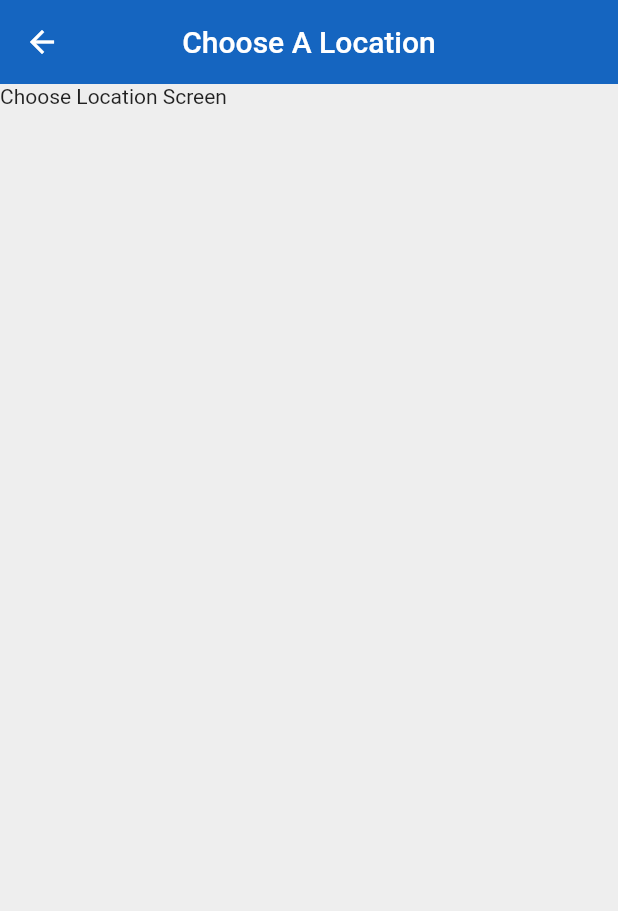
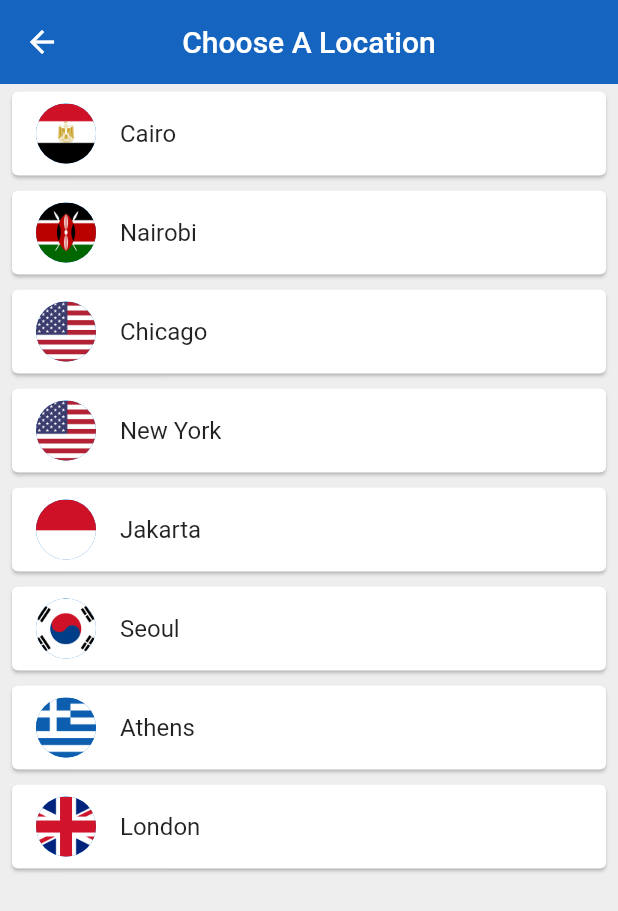
Before and after one commit to Zae21/world_time_flutter_app, a Flutter app: the screen it shows after launch, after a tap on "Edit Location", on a phone screen of 412 x 824 dp. Shown: the top 911 px of the screen. Run offline on Flutter 3.47's test engine with Material 2 defaults, Android fonts, the phone set to English and light mode, and no system bars; our stand-ins replace flutter_spinkit; network calls fail.

Commit message:
add new sections

```diff
--- a/lib/pages/choose-location.dart
+++ b/lib/pages/choose-location.dart
@@ -1,4 +1,5 @@
 import 'package:flutter/material.dart';
+import 'package:world_time_flutter_app/services/world-time.dart';
 
 class ChooseLocation extends StatefulWidget {
   @override
@@ -6,6 +7,28 @@ class ChooseLocation extends StatefulWidget {
 }
 
 class _ChooseLocationState extends State<ChooseLocation> {
+
+  List<WorldTime> locations = [
+    WorldTime(url: 'Africa/Cairo', location: 'Cairo', flag: 'egypt.png'),
+    WorldTime(url: 'Africa/Nairobi', location: 'Nairobi', flag: 'kenya.png'),
+    WorldTime(url: 'America/Chicago', location: 'Chicago', flag: 'usa.png'),
+    WorldTime(url: 'America/New_York', location: 'New York', flag: 'usa.png'),
+    WorldTime(url: 'Asia/Jakarta', location: 'Jakarta', flag: 'indonesia.png'),
+    WorldTime(url: 'Asia/Seoul', location: 'Seoul', flag: 'south_korea.png'),
+    WorldTime(url: 'Europe/Berlin', location: 'Athens', flag: 'greece.png'),
+    WorldTime(url: 'Europe/London', location: 'London', flag: 'uk.png'),
+  ];
+
+  void updateLocation (index) async {
+    WorldTime instance = locations[index];
+    await instance.loadTime();
+    Navigator.pop(context, {
+      'location': instance.location,
+      'flag': instance.flag,
+      'time': instance.time,
+      'isDayTime': instance.isDayTime,
+    });
+  }
 
   @override
   Widget build(BuildContext context) {
@@ -17,7 +40,25 @@ class _ChooseLocationState extends State<ChooseLocation> {
         centerTitle: true,
         elevation: 0,
       ),
-      body: Text('Choose Location Screen')
+      body: ListView.builder(
+          itemCount: locations.length,
+          itemBuilder: (contex,index){
+            return Padding(
+              padding: const EdgeInsets.symmetric(vertical: 1.0,horizontal: 4.0),
+              child: Card(
+                child: ListTile(
+                  onTap: (){
+                    updateLocation(index);
+                  },
+                  title: Text(locations[index].location),
+                  leading: CircleAvatar(
+                    backgroundImage: AssetImage('assets/${locations[index].flag}'),
+                  ),
+                ),
+              ),
+            );
+          }
+      )
     );
   }
 }
--- a/lib/pages/home.dart
+++ b/lib/pages/home.dart
@@ -12,20 +12,44 @@ class _HomeState extends State<Home> {
   @override
   Widget build(BuildContext context) {
 
-    data = ModalRoute.of(context).settings.arguments;
+    data = data.isNotEmpty ? data : ModalRoute.of(context).settings.arguments;
+
+    String bgImg = data['isDayTime'] ? 'day.png' : 'night.png';
+    Color bgColor = data['isDayTime'] ? Colors.blue : Colors.indigo[700];
 
     return Scaffold(
+      backgroundColor: bgColor,
       body:SafeArea(
+        child: Container(
+          decoration: BoxDecoration(
+            image: DecorationImage(
+              image: AssetImage('assets/$bgImg')
+            )
+          ),
           child: Padding(
             padding: const EdgeInsets.fromLTRB(0,120,0,0),
             child: Column(
               children: <Widget> [
                 FlatButton.icon(
-                onPressed: () => {
-                  Navigator.pushNamed(context,'/location')
+                  onPressed: () async {
+                    dynamic result = await Navigator.pushNamed(context,'/location');
+                    setState(() {
+                      data = {
+                        'time' : result['time'],
+                        'location' : result['location'],
+                        'flag' : result['flag'],
+                        'isDayTime' : result['isDayTime'],
+                      };
+                    });
                   },
-                icon: Icon(Icons.edit_location),
-                label: Text('Edit Location'),
+                  icon: Icon(Icons.edit_location,
+                  color: Colors.grey[300]
+                  ),
+                  label: Text('Edit Location',
+                      style: TextStyle(
+                          color: Colors.grey[300]
+                      ),
+                  ),
                 ),
                 SizedBox(height: 15.0),
                 Row(
@@ -35,6 +59,7 @@ class _HomeState extends State<Home> {
                       style: TextStyle(
                         fontSize: 28.0,
                         letterSpacing:2.0,
+                          color: Colors.white
                       ),
                     ),
                   ],
@@ -44,9 +69,11 @@ class _HomeState extends State<Home> {
                   style: TextStyle(
                     fontSize: 60.0,
                     letterSpacing:2.0,
+                      color: Colors.white
                   ),
                 ),
               ]
+            ),
           ),
         )
       )
--- a/lib/services/world-time.dart
+++ b/lib/services/world-time.dart
@@ -24,10 +24,12 @@ class WorldTime {
       now = now.add(Duration(hours: int.parse(offset)));
 
       isDayTime = now.hour > 6 && now.hour < 20 ? true : false;
-      time = DateFormat.jm().format(now);
+
+      time = DateFormat.Hm().format(now);
     }catch(e){
       print('an error found : $e');
       time = 'could not get time data';
+      isDayTime = true;
     }
 
   }
--- a/pubspec.yaml
+++ b/pubspec.yaml
@@ -48,7 +48,8 @@ flutter:
   uses-material-design: true
 
   # To add assets to your application, add an assets section, like this:
-  # assets:
+  assets:
+    - assets/
   #   - images/a_dot_burr.jpeg
   #   - images/a_dot_ham.jpeg
 
```
Lines whose indentation alone changed are shown as unchanged.
